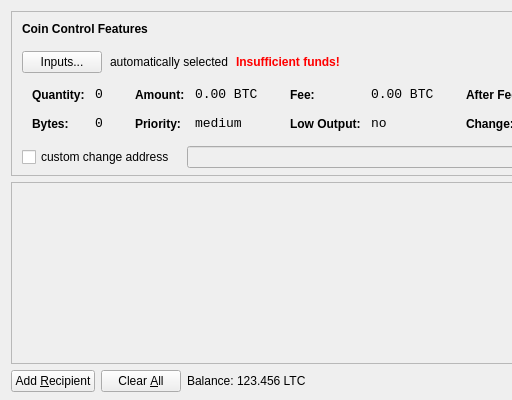
First picture: the form in src/qt/forms/sendcoinsdialog.ui, repository chriswolske/dcoin, before the edit; both pictures show x 0 to 512 and y 0 to 400 of the 850 by 400 pixel window.
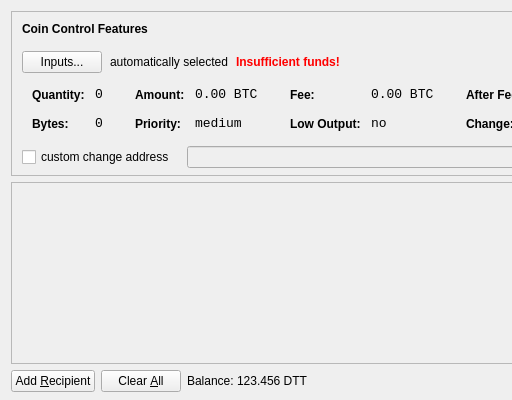
Second picture: the form after the edit. Icons and pictures are not drawn.

```diff
--- a/src/qt/forms/sendcoinsdialog.ui
+++ b/src/qt/forms/sendcoinsdialog.ui
@@ -720,7 +720,7 @@
           <cursorShape>IBeamCursor</cursorShape>
          </property>
          <property name="text">
-          <string>123.456 LTC</string>
+          <string>123.456 DTT</string>
          </property>
          <property name="textInteractionFlags">
           <set>Qt::LinksAccessibleByMouse|Qt::TextSelectableByKeyboard|Qt::TextSelectableByMouse</set>
```
